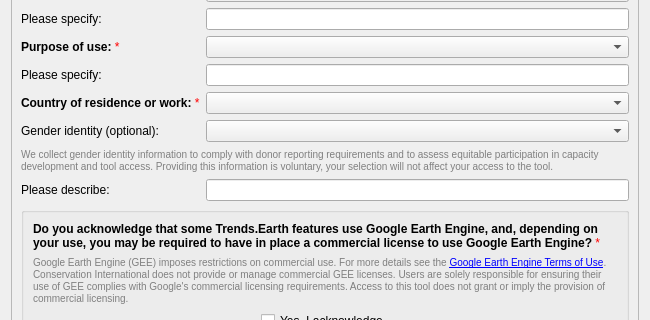
Above: LDMP/gui/DlgSettingsRegister.ui from ConservationInternational/trends.earth before the change; both pictures show x 0 to 650 and y 181 to 501 of the 650 by 600 pixel window. Below: the same form after it.
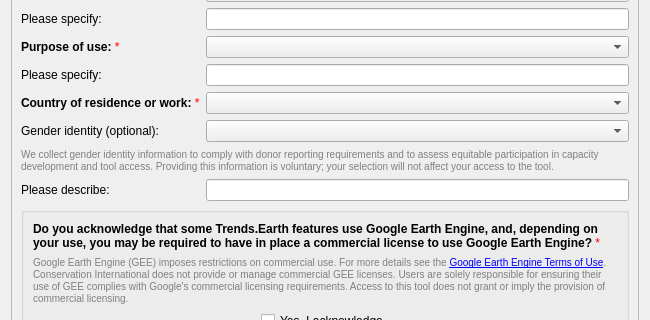
That is the form after the change.

Commit message: Final reg form updates

Diff of the .ui file:
```diff
--- a/LDMP/gui/DlgSettingsRegister.ui
+++ b/LDMP/gui/DlgSettingsRegister.ui
@@ -221,7 +221,7 @@
        <item row="11" column="0" colspan="2">
         <widget class="QLabel" name="label_gender_note">
          <property name="text">
-          <string>We collect gender identity information to comply with donor reporting requirements and to assess equitable participation in capacity development and tool access. Providing this information is voluntary, your selection will not affect your access to the tool.</string>
+          <string>We collect gender identity information to comply with donor reporting requirements and to assess equitable participation in capacity development and tool access. Providing this information is voluntary; your selection will not affect your access to the tool.</string>
          </property>
          <property name="wordWrap">
           <bool>true</bool>
```
The commit also changes 1 other file.
